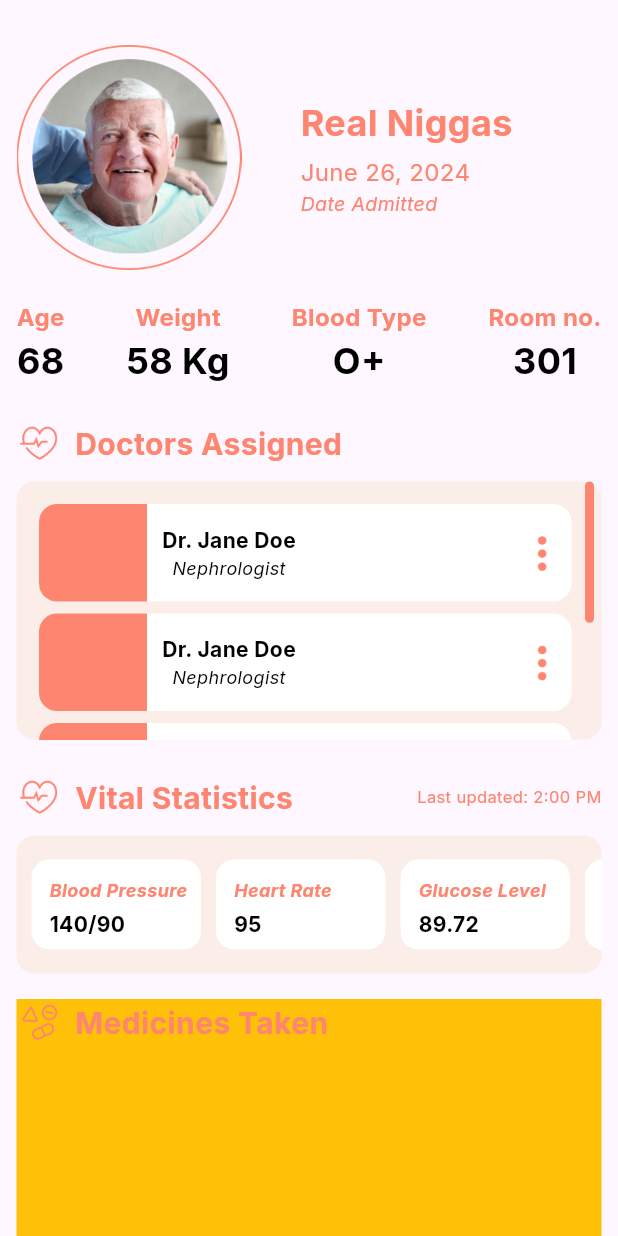
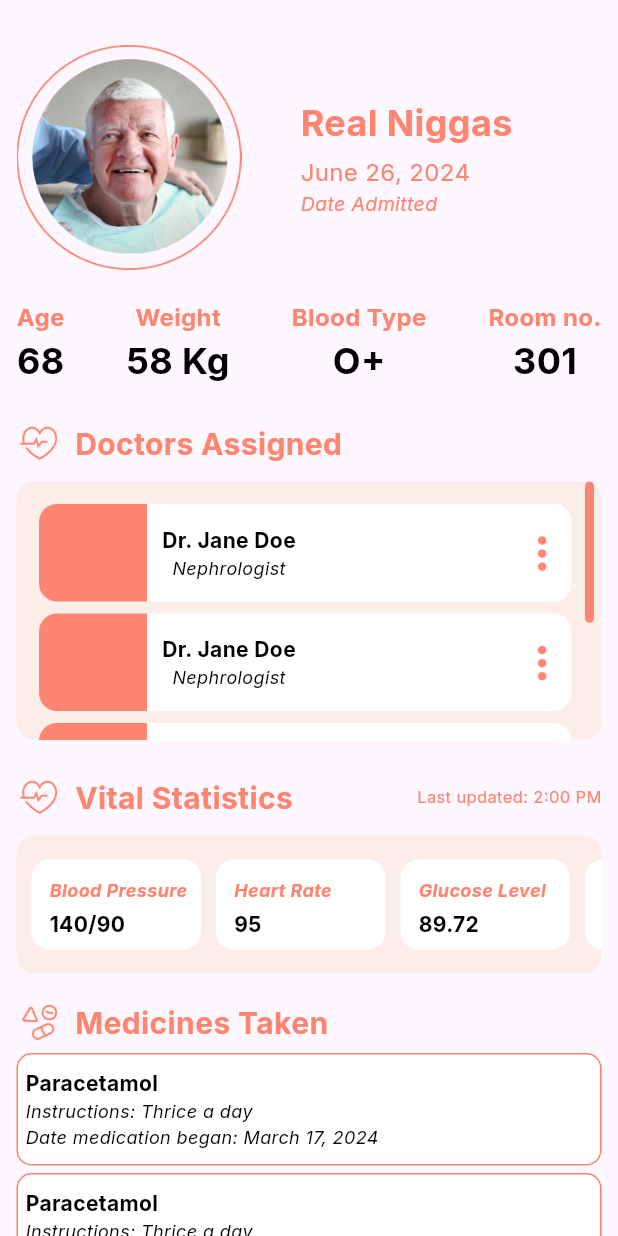
Before and after one commit to vaatic221b/patient_link_prototype, a Flutter app: the PatientInfoPage screen opened directly, on a phone screen of 412 x 824 dp. Run offline on Flutter 3.47's test engine with Material 3 defaults, Android fonts, the phone set to English and light mode, and no system bars; our stand-ins replace google_fonts.

Commit message:
patient info static DONE

```diff
--- a/lib/main.dart
+++ b/lib/main.dart
@@ -1,5 +1,4 @@
 import 'package:flutter/material.dart';
-import 'package:patient_link_prototype/screens/details/vitals.dart';
 import 'package:patient_link_prototype/screens/welcome.dart';
 
 void main() {
--- a/lib/screens/patient_info.dart
+++ b/lib/screens/patient_info.dart
@@ -25,8 +25,9 @@ class _PatientInfoPageState extends State<PatientInfoPage> {
                 const SizedBox(height: 20),
                 vitals(),
                 meds(),
-                const SizedBox(height: 20),
-                meds(),
+                operations(),
+                const SizedBox(height: 5),
+                history(),
               ],
             ),
           ),
@@ -134,6 +135,7 @@ class _PatientInfoPageState extends State<PatientInfoPage> {
   }
 
   Widget doctors() {
+    // NEED TO IMPLEMENT MODEL FOR DOCTORS IF HAVE TIME
     return SizedBox(
       height: 216,
       width: 390,
@@ -354,13 +356,161 @@ class _PatientInfoPageState extends State<PatientInfoPage> {
   }
 
   Widget meds() {
-    return Container(
+    return SizedBox(
       width: 390,
-      height: 200,
-      color: Colors.amber,
+      height: 202,
       child: Column(
         children: [
           header('assets/icons/med_icon.png', 'Medicines Taken'),
+          const SizedBox(height: 5),
+          medicine('Paracetamol', 'Thrice a day', 'March 17, 2024'),
+          const SizedBox(height: 5),
+          medicine('Paracetamol', 'Thrice a day', 'March 17, 2024'),
+        ],
+      ),
+    );
+  }
+
+  Widget medicine(medName, instruction, date) {
+    return Container(
+      width: 390,
+      height: 75,
+      decoration: BoxDecoration(
+        color: Colors.white,
+        borderRadius: BorderRadius.circular(10),
+        border: Border.all(color: const Color(0xFFFE8570)),
+      ),
+      child: Padding(
+        padding: const EdgeInsets.all(5),
+        child: Column(
+          mainAxisAlignment: MainAxisAlignment.center,
+          crossAxisAlignment: CrossAxisAlignment.start,
+          children: [
+            Text(
+              medName,
+              style: interBold.copyWith(fontSize: 14, color: black),
+            ),
+            Text('Instructions: $instruction',
+                style: interItalic.copyWith(fontSize: 12)),
+            Text('Date medication began: $date',
+                style: interItalic.copyWith(fontSize: 12)),
+          ],
+        ),
+      ),
+    );
+  }
+
+  Widget operations() {
+    return SizedBox(
+      height: 140,
+      width: 390,
+      child: Column(
+        children: [
+          header('assets/icons/glove_icon.png', 'Upcoming Operation'),
+          const SizedBox(height: 5),
+          operation('Dialysis', 'July 13, 2024', 'Dr. Jane Doe', 'Dr. Jane Doe')
+        ],
+      ),
+    );
+  }
+
+  Widget operation(name, schedule, administer, suggested) {
+    return Container(
+      width: 390,
+      height: 100,
+      decoration: BoxDecoration(
+        color: Colors.white,
+        borderRadius: BorderRadius.circular(10),
+        border: Border.all(color: const Color(0xFFFE8570)),
+      ),
+      child: Padding(
+        padding: const EdgeInsets.all(5),
+        child: Column(
+          mainAxisAlignment: MainAxisAlignment.center,
+          crossAxisAlignment: CrossAxisAlignment.start,
+          children: [
+            Text(
+              name,
+              style: interBold.copyWith(fontSize: 14, color: black),
+            ),
+            Text('Date of operation: $schedule',
+                style: interItalic.copyWith(fontSize: 12)),
+            Text('To be administered by: $administer',
+                style: interItalic.copyWith(fontSize: 12)),
+            Text('Suggested by: $schedule',
+                style: interItalic.copyWith(fontSize: 12)),
+          ],
+        ),
+      ),
+    );
+  }
+
+  Widget history() {
+    // NEED TO IMPLEMENT MODEL FOR OPERATION HISTORY IF HAVE TIME
+    return SizedBox(
+      height: 160,
+      width: 390,
+      child: Column(
+        children: [
+          header('assets/icons/sheet_icon.png', 'Operation History'),
+          const SizedBox(height: 5),
+          Container(
+            width: 390,
+            height: 115,
+            decoration: BoxDecoration(
+                color: const Color(0xFFFBEDE8),
+                borderRadius: BorderRadius.circular(12)),
+            child: Padding(
+              padding: const EdgeInsets.only(right: 5),
+              child: RawScrollbar(
+                thumbVisibility: true,
+                thumbColor: const Color(0xFFFE8570),
+                radius: const Radius.circular(20),
+                child: ListView.separated(
+                  padding: const EdgeInsets.fromLTRB(15, 15, 15, 15),
+                  scrollDirection: Axis.vertical,
+                  itemCount: 3,
+                  separatorBuilder: (BuildContext context, int index) =>
+                      const SizedBox(height: 8),
+                  itemBuilder: (BuildContext context, int index) {
+                    return Container(
+                      width: 358,
+                      height: 36,
+                      decoration: BoxDecoration(
+                          color: Colors.white,
+                          borderRadius: BorderRadius.circular(12)),
+                      child: Row(
+                        mainAxisAlignment: MainAxisAlignment.spaceEvenly,
+                        children: [
+                          Text(
+                            'Date, 2024',
+                            style: interBold.copyWith(
+                              fontSize: 10,
+                            ),
+                          ),
+                          Text(
+                            'Heart Surgery',
+                            style:
+                                interBold.copyWith(fontSize: 10, color: orange),
+                          ),
+                          Text(
+                            'Dr. Alice Willis',
+                            style:
+                                interBold.copyWith(fontSize: 10, color: orange),
+                          ),
+                          Text(
+                            'Perpetual Hospital',
+                            style:
+                                interBold.copyWith(fontSize: 10, color: orange),
+                          )
+                        ],
+                      ),
+                    );
+                  },
+                ),
+              ),
+            ),
+          )
         ],
       ),
     );
```
